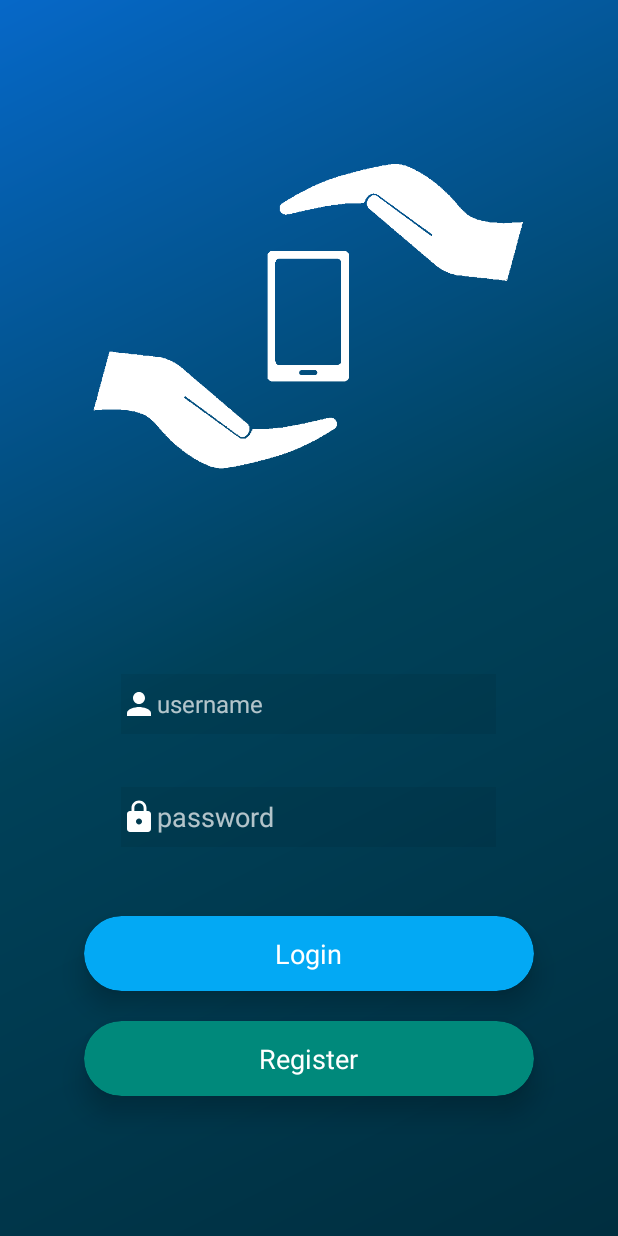
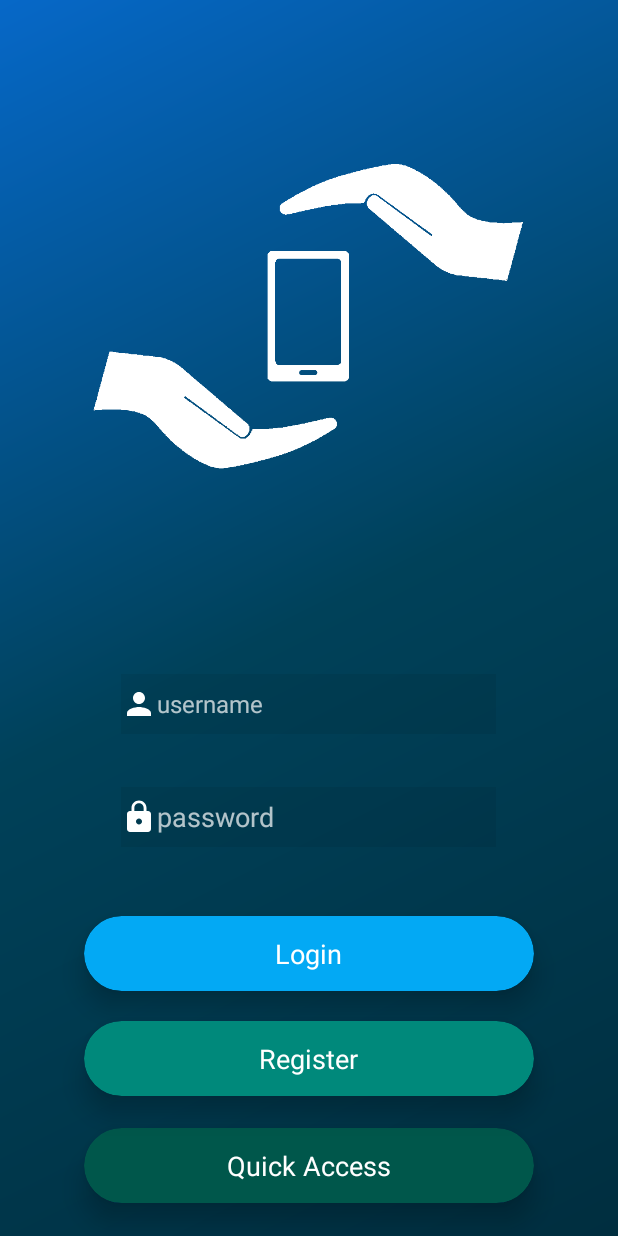
Before and after one commit to MatthewDBarrett/DonorApp, an Android app: the screen it shows after launch (LoginPage), on a phone screen of 412 x 824 dp. Run offline under Robolectric (Android 15) with nearby library versions, the phone set to English and light mode, and no system bars; our stand-ins replace Firebase (no records; nobody signed in at launch, a user with empty details on screens opened directly).

Commit message:
Quick access button added to the login page for testing purposes to allow testers to access application functionality without being logged in

```diff
--- a/app/src/main/java/com/example/donorapp/LoginPage.java
+++ b/app/src/main/java/com/example/donorapp/LoginPage.java
@@ -25,6 +25,7 @@ public class LoginPage extends AppCompatActivity {
     EditText password;
     CardView loginBtn;
     CardView registrationBtn;
+    CardView quickAccess;
 
     @Override
     protected void onCreate(Bundle savedInstanceState) {
@@ -37,6 +38,7 @@ public class LoginPage extends AppCompatActivity {
         password = findViewById(R.id.passwordET);
         loginBtn = findViewById(R.id.loginCV);
         registrationBtn = findViewById(R.id.registrationCV);
+        quickAccess = findViewById(R.id.quickAccessCV);
 
         loginBtn.setOnClickListener(new View.OnClickListener() {
             @Override
@@ -52,6 +54,14 @@ public class LoginPage extends AppCompatActivity {
         registrationBtn.setOnClickListener(new View.OnClickListener() {
             @Override
             public void onClick(View view) { showDialog(LoginPage.this,"User type?", null);    }
+        });
+
+        quickAccess.setOnClickListener(new View.OnClickListener() {
+            @Override
+            public void onClick(View view) {
+                Intent intent = new Intent(getApplicationContext(), HomePage.class);
+                startActivity(intent);
+            }
         });
     }
 
--- a/app/src/main/res/layout/activity_main.xml
+++ b/app/src/main/res/layout/activity_main.xml
@@ -121,14 +121,41 @@
                     android:textColor="@color/white"
                     android:textSize="18sp" />
             </RelativeLayout>
-        </android.support.v7.widget.CardView> <!--login button-->
+        </android.support.v7.widget.CardView> <!--register button-->
 
         <LinearLayout
             android:id="@+id/padding4"
             android:layout_width="match_parent"
             android:layout_height="0dp"
             android:layout_weight="1"
+            android:gravity="center_horizontal"
             android:orientation="horizontal">
+
+            <android.support.v7.widget.CardView
+                android:id="@+id/quickAccessCV"
+                android:layout_width="300dp"
+                android:layout_height="50dp"
+                android:layout_gravity="center"
+                app:cardBackgroundColor="@color/colorPrimaryDark"
+                app:cardCornerRadius="25dp"
+                app:cardElevation="10dp">
+
+                <RelativeLayout
+                    android:layout_width="match_parent"
+                    android:layout_height="match_parent"
+                    android:background="@null">
+
+                    <TextView
+                        android:layout_width="wrap_content"
+                        android:layout_height="wrap_content"
+                        android:layout_centerInParent="true"
+                        android:background="@null"
+                        android:text="@string/quickAccessBtn"
+                        android:textColor="@color/white"
+                        android:textSize="18sp" />
+                </RelativeLayout>
+            </android.support.v7.widget.CardView> <!--login button-->
+
         </LinearLayout> <!--PADDING-->
 
 </LinearLayout>
--- a/app/src/main/res/values/strings.xml
+++ b/app/src/main/res/values/strings.xml
@@ -9,6 +9,7 @@
     <string name="submitBtn">Submit</string>
     <string name="postBtn">Post</string>
     <string name="bookBtn">Book</string>
+    <string name="quickAccessBtn">Quick Access</string>
 
     <!--TEXT VIEWS-->
     <string name="usernameTV">Username</string>
--- a/gradle.properties
+++ b/gradle.properties
@@ -11,3 +11,4 @@ org.gradle.jvmargs=-Xmx1536m
 # This option should only be used with decoupled projects. More details, visit
 # http://www.gradle.org/docs/current/userguide/multi_project_builds.html#sec:decoupled_projects
 # org.gradle.parallel=true
+GoogleMapsAPI="AIzaSyBtZaHWvxsa1Ex-YiRL_GgjP4ZKG6kjB60"
```
